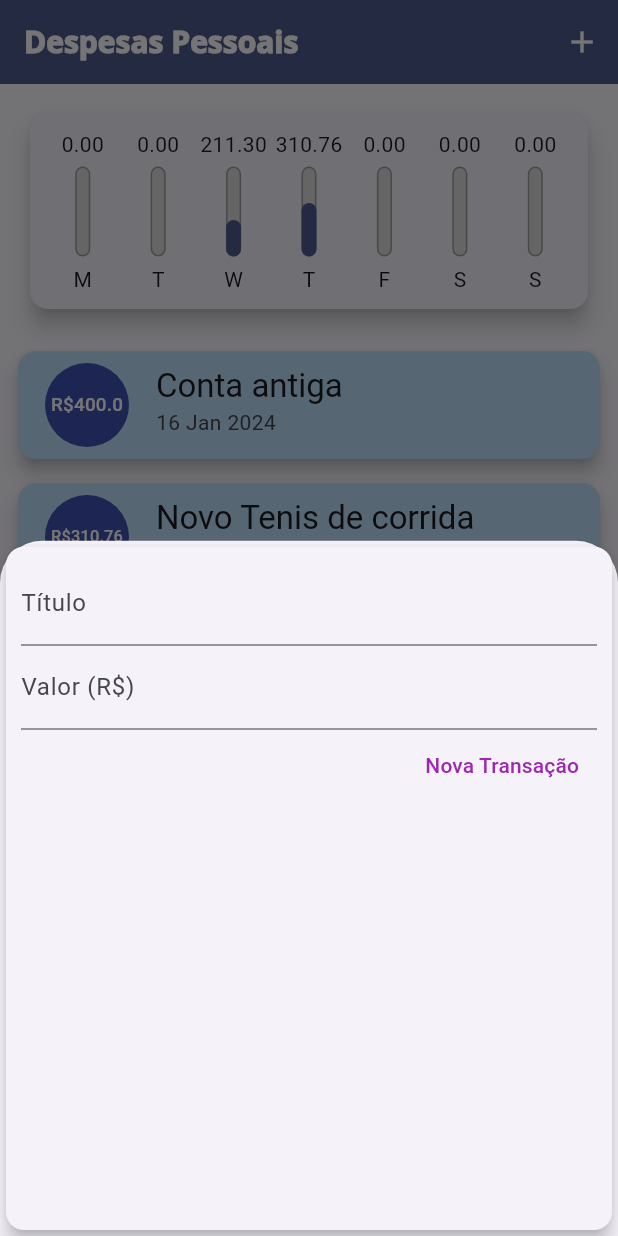
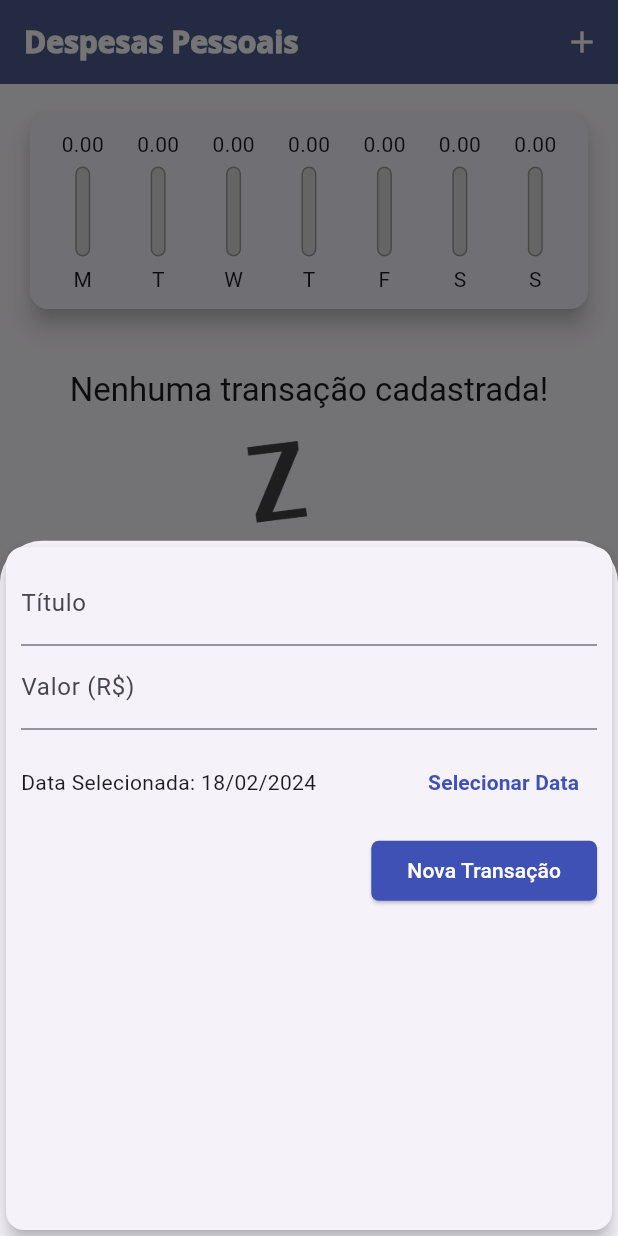
Before and after one commit to EliasDev-Flutter/Personal-Expenses, a Flutter app: the screen it shows after launch, after a tap on the "add" icon, on a phone screen of 412 x 824 dp. Run offline on Flutter 3.47's test engine with Material 3 defaults, Android fonts, the phone set to English and light mode, and no system bars; Roboto replaces fonts that are missing (Quicksand-Bold).

Commit message:
Projeto Final

```diff
--- a/analysis_options.yaml
+++ b/analysis_options.yaml
@@ -7,7 +7,6 @@
 
 # The following line activates a set of recommended lints for Flutter apps,
 # packages, and plugins designed to encourage good coding practices.
-include: package:flutter_lints/flutter.yaml
 
 linter:
   # The lint rules applied to this project can be customized in the
--- a/lib/components/chart.dart
+++ b/lib/components/chart.dart
@@ -53,7 +53,9 @@ class Chart extends StatelessWidget {
               child: ChartBar(
                 label: tr['day'] as String,
                 value: tr['value'] as double,
-                percentage: (tr['value'] as double) / _weekTotalValue,
+                percentage: _weekTotalValue == 0
+                    ? 0
+                    : (tr['value'] as double) / _weekTotalValue,
               ),
             );
           }).toList(),
--- a/lib/components/transaction_form.dart
+++ b/lib/components/transaction_form.dart
@@ -1,7 +1,8 @@
 import 'package:flutter/material.dart';
+import 'package:intl/intl.dart';
 
 class TransactionForm extends StatefulWidget {
-  final void Function(String, double) onSubmit;
+  final void Function(String, double, DateTime) onSubmit;
 
   const TransactionForm(this.onSubmit, {super.key});
 
@@ -10,17 +11,36 @@ class TransactionForm extends StatefulWidget {
 }
 
 class _TransactionFormState extends State<TransactionForm> {
-  final titleController = TextEditingController();
+  final _titleController = TextEditingController();
 
-  final valueController = TextEditingController();
+  final _valueController = TextEditingController();
+
+  DateTime? _selectedDate = DateTime.now();
 
   _submitForm() {
-    final title = titleController.text;
-    final value = double.tryParse(valueController.text) ?? 0.0;
-    if (title.isEmpty || value <= 0) {
+    final title = _titleController.text;
+    final value = double.tryParse(_valueController.text) ?? 0.0;
+    if (title.isEmpty || value <= 0 || _selectedDate == null) {
       return;
     }
-    widget.onSubmit(title, value);
+    widget.onSubmit(title, value, _selectedDate as DateTime);
+  }
+
+  _showDatePicker() {
+    showDatePicker(
+      context: context,
+      initialDate: DateTime.now(),
+      firstDate: DateTime(2010),
+      lastDate: DateTime.now(),
+    ).then((pickedDate) {
+      if (pickedDate == null) {
+        return;
+      }
+
+      setState(() {
+        _selectedDate = pickedDate;
+      });
+    });
   }
 
   @override
@@ -32,14 +52,14 @@ class _TransactionFormState extends State<TransactionForm> {
         child: Column(
           children: [
             TextField(
-              controller: titleController,
+              controller: _titleController,
               onSubmitted: (_) => _submitForm(),
               decoration: const InputDecoration(
                 labelText: 'Título',
               ),
             ),
             TextField(
-              controller: valueController,
+              controller: _valueController,
               keyboardType:
                   const TextInputType.numberWithOptions(decimal: true),
               onSubmitted: (_) => _submitForm(),
@@ -47,15 +67,44 @@ class _TransactionFormState extends State<TransactionForm> {
                 labelText: 'Valor (R\$)',
               ),
             ),
+            SizedBox(
+              height: 70,
+              child: Row(children: [
+                Expanded(
+                  child: Text(
+                    _selectedDate == null
+                        ? 'Nenhuma data selecionada!'
+                        : 'Data Selecionada: ${DateFormat('dd/MM/y').format(_selectedDate as DateTime)}',
+                  ),
+                ),
+                TextButton(
+                  style: TextButton.styleFrom(foregroundColor: Colors.indigo),
+                  onPressed: _showDatePicker,
+                  child: const Text(
+                    'Selecionar Data',
+                    style: TextStyle(fontWeight: FontWeight.bold),
+                  ),
+                ),
+              ]),
+            ),
             Row(
               mainAxisAlignment: MainAxisAlignment.end,
               children: [
-                TextButton(
+                ElevatedButton(
+                  style: ButtonStyle(
+                    backgroundColor:
+                        const MaterialStatePropertyAll<Color>(Colors.indigo),
+                    shape: MaterialStatePropertyAll(
+                      RoundedRectangleBorder(
+                        borderRadius: BorderRadius.circular(5),
+                      ),
+                    ),
+                  ),
                   onPressed: _submitForm,
                   child: const Text(
                     'Nova Transação',
                     style: TextStyle(
-                      color: Colors.purple,
+                      color: Colors.white,
                     ),
                   ),
                 ),
--- a/lib/components/transaction_list.dart
+++ b/lib/components/transaction_list.dart
@@ -4,13 +4,14 @@ import 'package:intl/intl.dart';
 
 class TransactionList extends StatelessWidget {
   final List<Transaction> transactions;
+  final void Function(String) onRemove;
 
-  const TransactionList(this.transactions, {super.key});
+  const TransactionList(this.transactions, this.onRemove, {super.key});
 
   @override
   Widget build(BuildContext context) {
     return SizedBox(
-      height: 500,
+      height: 430,
       child: transactions.isEmpty
           ? Column(
               children: [
@@ -45,14 +46,17 @@ class TransactionList extends StatelessWidget {
                   ),
                   color: Colors.blue.shade100,
                   child: ListTile(
-                    leading: CircleAvatar(
-                      backgroundColor: Colors.indigo,
-                      radius: 30,
+                    leading: Container(
+                      height: 35,
+                      decoration: const BoxDecoration(
+                        color: Colors.indigo,
+                        borderRadius: BorderRadius.all(Radius.circular(5)),
+                      ),
                       child: Padding(
                         padding: const EdgeInsets.all(6.0),
                         child: FittedBox(
                           child: Text(
-                            'R\$${tr.value}',
+                            'R\$${tr.value.toStringAsFixed(2)}',
                             style: const TextStyle(color: Colors.white),
                           ),
                         ),
@@ -62,7 +66,14 @@ class TransactionList extends StatelessWidget {
                       tr.title,
                       style: Theme.of(context).textTheme.titleLarge,
                     ),
-                    subtitle: Text(DateFormat('d MMM y').format(tr.date)),
+                    subtitle: Text(
+                      DateFormat('d MMM y').format(tr.date),
+                    ),
+                    trailing: IconButton(
+                      onPressed: () => onRemove(tr.id),
+                      icon: const Icon(Icons.delete),
+                      color: Theme.of(context).colorScheme.error,
+                    ),
                   ),
                 );
               },
--- a/lib/main.dart
+++ b/lib/main.dart
@@ -35,26 +35,7 @@ class MyHomePage extends StatefulWidget {
 }
 
 class _MyHomePageState extends State<MyHomePage> {
-  final List<Transaction> _transactions = [
-    Transaction(
-      id: 't0',
-      title: 'Conta antiga',
-      value: 400.00,
-      date: DateTime.now().subtract(const Duration(days: 33)),
-    ),
-    Transaction(
-      id: 't1',
-      title: 'Novo Tenis de corrida',
-      value: 310.76,
-      date: DateTime.now().subtract(const Duration(days: 3)),
-    ),
-    Transaction(
-      id: 't2',
-      title: 'Conta de luz',
-      value: 211.30,
-      date: DateTime.now().subtract(const Duration(days: 4)),
-    ),
-  ];
+  final List<Transaction> _transactions = [];
 
   List<Transaction> get _recentTransactions {
     return _transactions.where((tr) {
@@ -62,18 +43,24 @@ class _MyHomePageState extends State<MyHomePage> {
     }).toList();
   }
 
-  _addTransaction(String title, double value) {
+  _addTransaction(String title, double value, DateTime date) {
     final newTransaction = Transaction(
       id: Random().nextDouble().toString(),
       title: title,
       value: value,
-      date: DateTime.now(),
+      date: date,
     );
     setState(() {
       _transactions.add(newTransaction);
     });
 
     Navigator.of(context).pop();
+  }
+
+  _removeTransaction(String id) {
+    setState(() {
+      _transactions.removeWhere((tr) => tr.id == id);
+    });
   }
 
   _openTransactionFormModal(BuildContext context) {
@@ -113,7 +100,7 @@ class _MyHomePageState extends State<MyHomePage> {
           crossAxisAlignment: CrossAxisAlignment.stretch,
           children: [
             Chart(_recentTransactions),
-            TransactionList(_transactions),
+            TransactionList(_transactions, _removeTransaction),
           ],
         ),
       ),
--- a/pubspec.yaml
+++ b/pubspec.yaml
@@ -39,13 +39,17 @@ dependencies:
 dev_dependencies:
   flutter_test:
     sdk: flutter
+  flutter_launcher_icons: ^0.13.1
 
+flutter_icons:
+  android: true
+  ios: true
+  image_path: "assets/images/logo.png"
   # The "flutter_lints" package below contains a set of recommended lints to
   # encourage good coding practices. The lint set provided by the package is
   # activated in the `analysis_options.yaml` file located at the root of your
   # package. See that file for information about deactivating specific lint
   # rules and activating additional ones.
-  flutter_lints: ^2.0.0
 
 # For information on the generic Dart part of this file, see the
 # following page: https://dart.dev/tools/pub/pubspec
```
Also changed, not shown: assets/images/logo.png (added), pubspec.lock.
